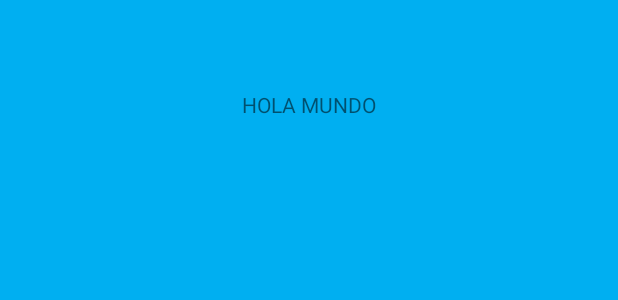
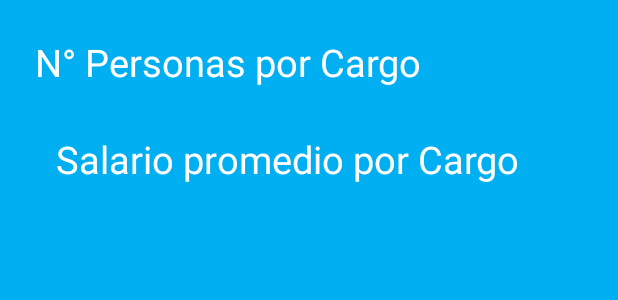
Before and after one commit to brandom0618/AppCalculator, an Android app: the layout activity_ventana_detalle.xml on its own in the app's theme, with its tools: preview values and no code run, on a phone screen of 412 x 824 dp. Shown: the top 300 px of the screen. Run offline under Robolectric (Android 15) with nearby library versions, the light colour scheme and no system bars.

Commit message:
Formulario Personas TERMINADO

```diff
--- a/FormularioControl/app/src/main/res/layout/activity_main.xml
+++ b/FormularioControl/app/src/main/res/layout/activity_main.xml
@@ -126,7 +126,7 @@
         android:layout_height="wrap_content"
         android:layout_marginTop="12dp"
         android:backgroundTint="@color/btnColor"
-        android:text="Mayor Salario"
+        android:text="Persona Mayor"
         android:textColor="@color/black"
         app:layout_constraintEnd_toEndOf="parent"
         app:layout_constraintHorizontal_bias="0.23"
--- a/FormularioControl/app/src/main/res/layout/activity_ventana_detalle.xml
+++ b/FormularioControl/app/src/main/res/layout/activity_ventana_detalle.xml
@@ -9,12 +9,52 @@
 
 
     <TextView
-        android:id="@+id/txtInformacion"
+        android:id="@+id/txtTitulo"
         android:layout_width="wrap_content"
         android:layout_height="wrap_content"
-        android:layout_marginTop="60dp"
-        android:text="HOLA MUNDO"
+        android:layout_marginTop="24dp"
+        android:text="N° Personas por Cargo"
+        android:textColor="@color/white"
+        android:textSize="25dp"
         app:layout_constraintEnd_toEndOf="parent"
+        app:layout_constraintHorizontal_bias="0.152"
         app:layout_constraintStart_toStartOf="parent"
         app:layout_constraintTop_toTopOf="parent" />
+
+    <TextView
+        android:id="@+id/txtTitulo2"
+        android:layout_width="wrap_content"
+        android:layout_height="wrap_content"
+        android:layout_marginTop="5dp"
+        android:text="Salario promedio por Cargo"
+        android:textColor="@color/white"
+        android:textSize="25dp"
+        app:layout_constraintEnd_toEndOf="parent"
+        app:layout_constraintHorizontal_bias="0.363"
+        app:layout_constraintStart_toStartOf="parent"
+        app:layout_constraintTop_toBottomOf="@+id/txtInformacion" />
+
+    <TextView
+        android:id="@+id/txtInformacion"
+        android:layout_width="343dp"
+        android:layout_height="wrap_content"
+        android:layout_marginLeft="15dp"
+        android:layout_marginTop="5dp"
+        android:textColor="@color/white"
+        app:layout_constraintEnd_toEndOf="parent"
+        app:layout_constraintHorizontal_bias="0.235"
+        app:layout_constraintStart_toStartOf="parent"
+        app:layout_constraintTop_toBottomOf="@+id/txtTitulo" />
+
+    <TextView
+        android:id="@+id/txtInformacion2"
+        android:layout_width="343dp"
+        android:layout_height="wrap_content"
+        android:layout_marginLeft="15dp"
+        android:layout_marginTop="5dp"
+        android:textColor="@color/white"
+        app:layout_constraintEnd_toEndOf="parent"
+        app:layout_constraintHorizontal_bias="0.235"
+        app:layout_constraintStart_toStartOf="parent"
+        app:layout_constraintTop_toBottomOf="@+id/txtTitulo2" />
 </androidx.constraintlayout.widget.ConstraintLayout>
```
Also changed, not shown: FormularioControl/app/src/main/java/com/example/formulariocontrol/MainActivity.java (+2 -14 lines), FormularioControl/app/src/main/java/com/example/formulariocontrol/VentanaDetalleActivity.java (+72 -1 lines).
